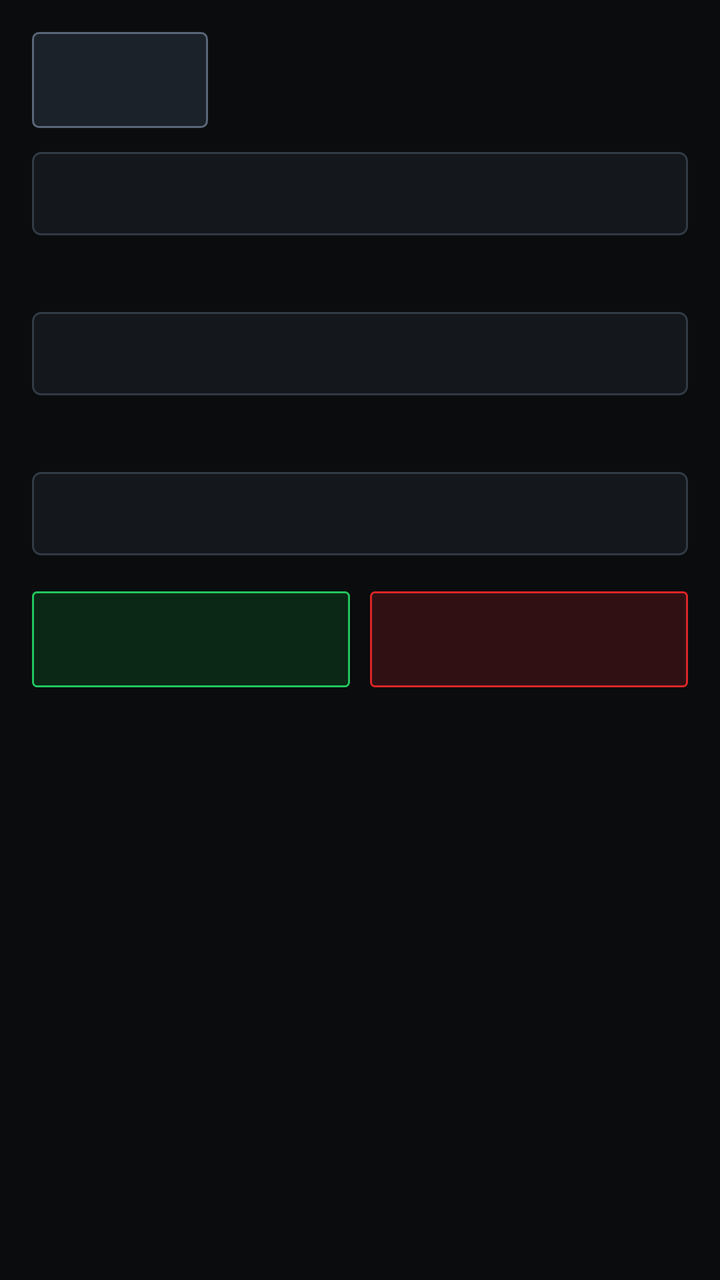
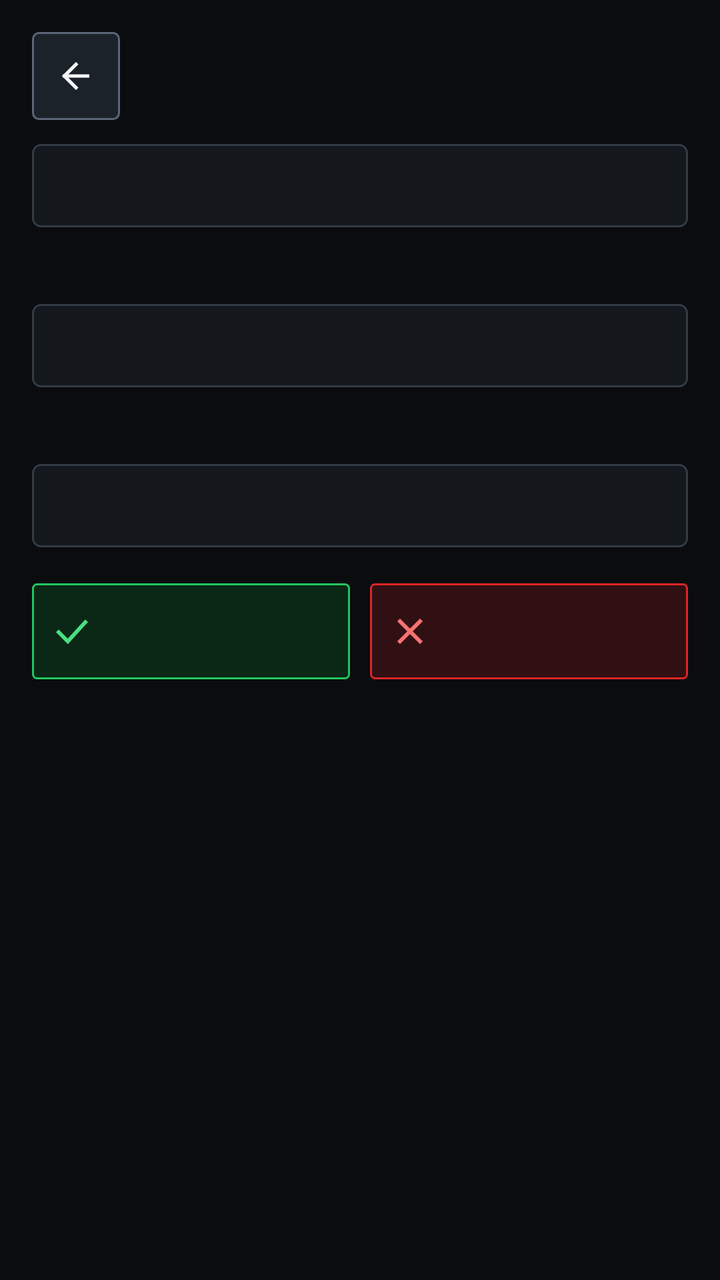

Compare the two renders of this Android layout. The source of the first and the diff that turns it into the second are given below.
<!-- AndroidManifest.xml: activity theme Theme.SanepoUnitCheck -->
<!-- res/layout/activity_button_port_test.xml -->
<?xml version="1.0" encoding="utf-8"?>
<ScrollView xmlns:android="http://schemas.android.com/apk/res/android"
    android:id="@+id/rootButtonPortTest"
    android:layout_width="match_parent"
    android:layout_height="match_parent"
    android:background="@color/bg_canvas"
    android:clipToPadding="false">

    <LinearLayout
        android:layout_width="match_parent"
        android:layout_height="wrap_content"
        android:orientation="vertical"
        android:padding="16dp">

        <TextView
            android:id="@+id/tvWizardStep"
            android:layout_width="match_parent"
            android:layout_height="wrap_content"
            android:layout_marginBottom="10dp"
            android:background="@drawable/bg_badge_warn"
            android:paddingHorizontal="10dp"
            android:paddingVertical="6dp"
            android:textColor="@color/status_warn_fg"
            android:textSize="12sp"
            android:textStyle="bold"
            android:visibility="gone" />

        <LinearLayout
            android:layout_width="match_parent"
            android:layout_height="wrap_content"
            android:gravity="center_vertical"
            android:orientation="horizontal">

            <Button
                android:id="@+id/btnBackKeys"
                android:layout_width="wrap_content"
                android:layout_height="48dp"
                android:background="@drawable/bg_btn_secondary"
                android:focusable="true"
                android:paddingHorizontal="14dp"
                android:textColor="@color/text_primary" />

            <TextView
                android:id="@+id/tvKeysTitle"
                android:layout_width="0dp"
                android:layout_height="wrap_content"
                android:layout_marginStart="12dp"
                android:layout_weight="1"
                android:textColor="@color/text_primary"
                android:textSize="18sp"
                android:textStyle="bold" />
        </LinearLayout>

        <TextView
            android:id="@+id/tvKeysHint"
            android:layout_width="match_parent"
            android:layout_height="wrap_content"
            android:layout_marginTop="12dp"
            android:background="@drawable/bg_card_sharp"
            android:padding="12dp"
            android:textColor="@color/text_secondary"
            android:textSize="13sp" />

        <TextView
            android:id="@+id/tvKeysHeader"
            style="@style/TechSectionHeader"
            android:layout_width="match_parent"
            android:layout_height="wrap_content"
            android:layout_marginTop="16dp" />

        <TextView
            android:id="@+id/tvKeyChecklist"
            style="@style/TechValueMono"
            android:layout_width="match_parent"
            android:layout_height="wrap_content"
            android:layout_marginTop="6dp"
            android:background="@drawable/bg_card_sharp"
            android:lineSpacingExtra="6dp"
            android:padding="12dp"
            android:textColor="@color/text_primary" />

        <TextView
            android:id="@+id/tvPortsHeader"
            style="@style/TechSectionHeader"
            android:layout_width="match_parent"
            android:layout_height="wrap_content"
            android:layout_marginTop="16dp" />

        <TextView
            android:id="@+id/tvPortStatus"
            style="@style/TechValueMono"
            android:layout_width="match_parent"
            android:layout_height="wrap_content"
            android:layout_marginTop="6dp"
            android:background="@drawable/bg_card_sharp"
            android:lineSpacingExtra="6dp"
            android:padding="12dp"
            android:textColor="@color/text_secondary" />

        <LinearLayout
            android:layout_width="match_parent"
            android:layout_height="wrap_content"
            android:layout_marginTop="18dp"
            android:orientation="horizontal">

            <Button
                android:id="@+id/btnKeysPass"
                android:layout_width="0dp"
                android:layout_height="48dp"
                android:layout_weight="1"
                android:background="@drawable/bg_badge_pass"
                android:focusable="true"
                android:textColor="@color/status_pass_fg"
                android:textStyle="bold" />

            <Button
                android:id="@+id/btnKeysFail"
                android:layout_width="0dp"
                android:layout_height="48dp"
                android:layout_marginStart="10dp"
                android:layout_weight="1"
                android:background="@drawable/bg_badge_fail"
                android:focusable="true"
                android:textColor="@color/status_fail_fg"
                android:textStyle="bold" />
        </LinearLayout>
    </LinearLayout>
</ScrollView>
<!-- resources referenced by this layout -->
<resources>
  <color name="bg_canvas">#0A0C0E</color>
  <color name="status_fail_fg">#F87171</color>
  <color name="status_pass_fg">#4ADE80</color>
  <color name="status_warn_fg">#FBBF24</color>
  <color name="text_primary">#F4F6F8</color>
  <color name="text_secondary">#C2CCD6</color>
  <!-- drawable bg_badge_fail (drawable) -->
  <?xml version="1.0" encoding="utf-8"?>
  <shape xmlns:android="http://schemas.android.com/apk/res/android" android:shape="rectangle">
      <solid android:color="@color/status_fail_bg" />
      <stroke android:width="1dp" android:color="@color/status_fail_border" />
      <corners android:radius="2dp" />
  </shape>
  <!-- drawable bg_badge_pass (drawable) -->
  <?xml version="1.0" encoding="utf-8"?>
  <shape xmlns:android="http://schemas.android.com/apk/res/android" android:shape="rectangle">
      <solid android:color="@color/status_pass_bg" />
      <stroke android:width="1dp" android:color="@color/status_pass_border" />
      <corners android:radius="2dp" />
  </shape>
  <!-- drawable bg_badge_warn (drawable) -->
  <?xml version="1.0" encoding="utf-8"?>
  <shape xmlns:android="http://schemas.android.com/apk/res/android" android:shape="rectangle">
      <solid android:color="@color/status_warn_bg" />
      <stroke android:width="1dp" android:color="@color/status_warn_border" />
      <corners android:radius="2dp" />
  </shape>
  <style name="TechSectionHeader">
          <item name="android:textSize">12sp</item>
          <item name="android:textStyle">bold</item>
          <item name="android:textColor">@color/accent_amber_text</item>
          <item name="android:letterSpacing">0.08</item>
      </style>
  <style name="TechValueMono">
          <item name="android:fontFamily">monospace</item>
          <item name="android:textColor">@color/text_primary</item>
          <item name="android:textSize">13sp</item>
      </style>
  <color name="status_fail_bg">#311014</color>
  <color name="status_fail_border">#DC2626</color>
  <color name="status_pass_bg">#0B2816</color>
  <color name="status_pass_border">#22C55E</color>
  <color name="status_warn_bg">#2B1F06</color>
  <color name="status_warn_border">#D97706</color>
  <color name="bg_well">#1C2229</color>
  <color name="border_focus">#FF8533</color>
  <color name="bg_well_pressed">#27303A</color>
  <color name="border_control">#5A6778</color>
  <color name="bg_surface">#14181D</color>
  <color name="border_sharp">#323A45</color>
  <color name="accent_amber_text">#FF8C38</color>
  <color name="accent_amber">#FF6B00</color>
  <!-- unchanged entries left out for length: 3 -->
</resources>

<!-- the commit's change to res/layout/activity_button_port_test.xml (unified diff, before → after) -->
@@ -1,5 +1,6 @@
 <?xml version="1.0" encoding="utf-8"?>
 <ScrollView xmlns:android="http://schemas.android.com/apk/res/android"
+    xmlns:app="http://schemas.android.com/apk/res-auto"
     android:id="@+id/rootButtonPortTest"
     android:layout_width="match_parent"
     android:layout_height="match_parent"
@@ -31,14 +32,17 @@
             android:gravity="center_vertical"
             android:orientation="horizontal">
 
-            <Button
+            <ImageButton
                 android:id="@+id/btnBackKeys"
-                android:layout_width="wrap_content"
-                android:layout_height="48dp"
+                android:layout_width="44dp"
+                android:layout_height="44dp"
                 android:background="@drawable/bg_btn_secondary"
+                android:contentDescription="Back"
                 android:focusable="true"
-                android:paddingHorizontal="14dp"
-                android:textColor="@color/text_primary" />
+                android:padding="11dp"
+                android:scaleType="centerInside"
+                android:src="@drawable/ic_back"
+                app:tint="@color/text_primary" />
 
             <TextView
                 android:id="@+id/tvKeysTitle"
@@ -109,9 +113,14 @@
                 android:layout_height="48dp"
                 android:layout_weight="1"
                 android:background="@drawable/bg_badge_pass"
+                android:drawablePadding="6dp"
                 android:focusable="true"
+                android:gravity="center"
+                android:paddingHorizontal="10dp"
                 android:textColor="@color/status_pass_fg"
-                android:textStyle="bold" />
+                android:textStyle="bold"
+                app:drawableStartCompat="@drawable/ic_check_mark"
+                app:drawableTint="@color/status_pass_fg" />
 
             <Button
                 android:id="@+id/btnKeysFail"
@@ -120,9 +129,14 @@
                 android:layout_marginStart="10dp"
                 android:layout_weight="1"
                 android:background="@drawable/bg_badge_fail"
+                android:drawablePadding="6dp"
                 android:focusable="true"
+                android:gravity="center"
+                android:paddingHorizontal="10dp"
                 android:textColor="@color/status_fail_fg"
-                android:textStyle="bold" />
+                android:textStyle="bold"
+                app:drawableStartCompat="@drawable/ic_cross_mark"
+                app:drawableTint="@color/status_fail_fg" />
         </LinearLayout>
     </LinearLayout>
 </ScrollView>
<!-- resource entries referenced after the edit -->
@@ -27,6 +27,48 @@
       <stroke android:width="1dp" android:color="@color/status_warn_border" />
       <corners android:radius="2dp" />
   </shape>
+  <!-- drawable ic_back (drawable) -->
+  <?xml version="1.0" encoding="utf-8"?>
+  <vector xmlns:android="http://schemas.android.com/apk/res/android"
+      android:width="20dp"
+      android:height="20dp"
+      android:viewportWidth="24"
+      android:viewportHeight="24">
+      <path
+          android:pathData="M19,12 H5 M12,5 L5,12 L12,19"
+          android:strokeColor="#FFFFFF"
+          android:strokeLineCap="square"
+          android:strokeLineJoin="miter"
+          android:strokeWidth="2" />
+  </vector>
+  <!-- drawable ic_check_mark (drawable) -->
+  <?xml version="1.0" encoding="utf-8"?>
+  <vector xmlns:android="http://schemas.android.com/apk/res/android"
+      android:width="20dp"
+      android:height="20dp"
+      android:viewportWidth="24"
+      android:viewportHeight="24">
+      <path
+          android:pathData="M4,12.5 L9.5,18 L20,6.5"
+          android:strokeColor="#FFFFFF"
+          android:strokeLineCap="square"
+          android:strokeLineJoin="miter"
+          android:strokeWidth="2.3" />
+  </vector>
+  <!-- drawable ic_cross_mark (drawable) -->
+  <?xml version="1.0" encoding="utf-8"?>
+  <vector xmlns:android="http://schemas.android.com/apk/res/android"
+      android:width="20dp"
+      android:height="20dp"
+      android:viewportWidth="24"
+      android:viewportHeight="24">
+      <path
+          android:pathData="M6,6 L18,18 M18,6 L6,18"
+          android:strokeColor="#FFFFFF"
+          android:strokeLineCap="square"
+          android:strokeLineJoin="miter"
+          android:strokeWidth="2.3" />
+  </vector>
   <style name="TechSectionHeader">
           <item name="android:textSize">12sp</item>
           <item name="android:textStyle">bold</item>
